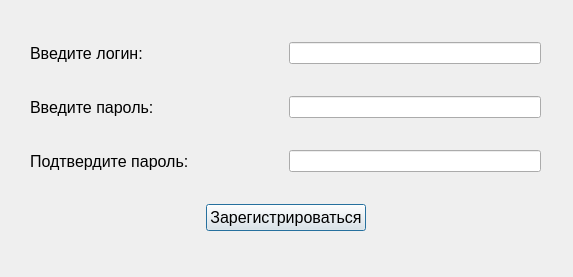
First picture: the form in DB_couserwork_client_app/registrationdialog.ui, repository hurr1canexd/DB-coursework, before the edit.
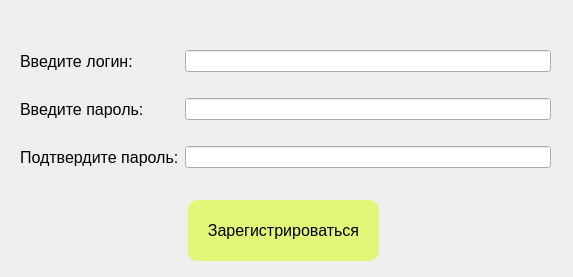
Second picture: the form after the edit.

What changed in the file:
```diff
--- a/DB_couserwork_client_app/registrationdialog.ui
+++ b/DB_couserwork_client_app/registrationdialog.ui
@@ -10,13 +10,40 @@
     <height>277</height>
    </rect>
   </property>
-  <widget class="QWidget" name="layoutWidget">
+  <widget class="QPushButton" name="regBttn">
    <property name="geometry">
     <rect>
-     <x>30</x>
-     <y>16</y>
-     <width>511</width>
-     <height>241</height>
+     <x>188</x>
+     <y>200</y>
+     <width>191</width>
+     <height>61</height>
+    </rect>
+   </property>
+   <property name="font">
+    <font>
+     <pointsize>12</pointsize>
+    </font>
+   </property>
+   <property name="styleSheet">
+    <string notr="true">QPushButton{
+background-color: #E2F778;
+border-radius: 10px;
+}
+QPushButton:hover{
+background-color: #E9F79E
+}</string>
+   </property>
+   <property name="text">
+    <string>Зарегистрироваться</string>
+   </property>
+  </widget>
+  <widget class="QWidget" name="">
+   <property name="geometry">
+    <rect>
+     <x>20</x>
+     <y>30</y>
+     <width>531</width>
+     <height>161</height>
     </rect>
    </property>
    <layout class="QGridLayout" name="gridLayout">
@@ -32,10 +59,10 @@
       </property>
      </widget>
     </item>
-    <item row="0" column="2" colspan="2">
+    <item row="0" column="1">
      <widget class="QLineEdit" name="enterLoginLineEdit"/>
     </item>
-    <item row="1" column="0" colspan="2">
+    <item row="1" column="0">
      <widget class="QLabel" name="enterPassLabel">
       <property name="font">
        <font>
@@ -47,14 +74,14 @@
       </property>
      </widget>
     </item>
-    <item row="1" column="2" colspan="2">
+    <item row="1" column="1">
      <widget class="QLineEdit" name="enterPassLineEdit">
       <property name="echoMode">
        <enum>QLineEdit::Password</enum>
       </property>
      </widget>
     </item>
-    <item row="2" column="0" colspan="2">
+    <item row="2" column="0">
      <widget class="QLabel" name="confirmPassLabel">
       <property name="font">
        <font>
@@ -66,51 +93,13 @@
       </property>
      </widget>
     </item>
-    <item row="2" column="2" colspan="2">
+    <item row="2" column="1">
      <widget class="QLineEdit" name="confirmPassLineEdit">
       <property name="echoMode">
        <enum>QLineEdit::Password</enum>
       </property>
      </widget>
     </item>
-    <item row="3" column="0">
-     <spacer name="leftHorizontalSpacer">
-      <property name="orientation">
-       <enum>Qt::Horizontal</enum>
-      </property>
-      <property name="sizeHint" stdset="0">
-       <size>
-        <width>98</width>
-        <height>20</height>
-       </size>
-      </property>
-     </spacer>
-    </item>
-    <item row="3" column="1" colspan="2">
-     <widget class="QPushButton" name="regBttn">
-      <property name="font">
-       <font>
-        <pointsize>12</pointsize>
-       </font>
-      </property>
-      <property name="text">
-       <string>Зарегистрироваться</string>
-      </property>
-     </widget>
-    </item>
-    <item row="3" column="3">
-     <spacer name="rightHorizontalSpacer">
-      <property name="orientation">
-       <enum>Qt::Horizontal</enum>
-      </property>
-      <property name="sizeHint" stdset="0">
-       <size>
-        <width>128</width>
-        <height>20</height>
-       </size>
-      </property>
-     </spacer>
-    </item>
    </layout>
   </widget>
  </widget>
```
